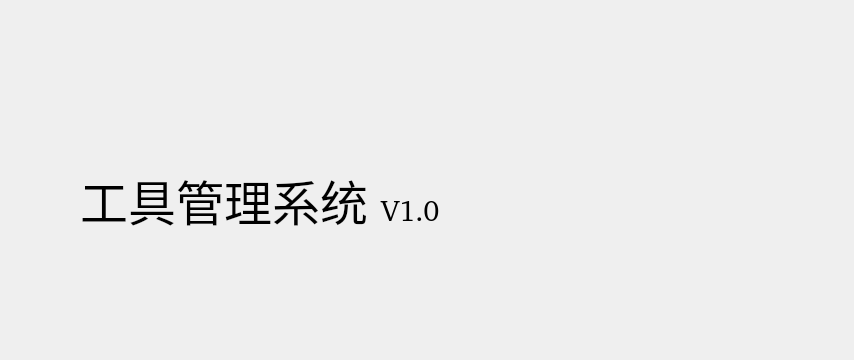
Before: the Qt Designer form QTClient-ARM/welcome.ui in sunjiangbo/gyTool-Manager, drawn with Qt 5; both pictures show x 170 to 1024 and y 0 to 360 of the 1024 by 600 pixel window.
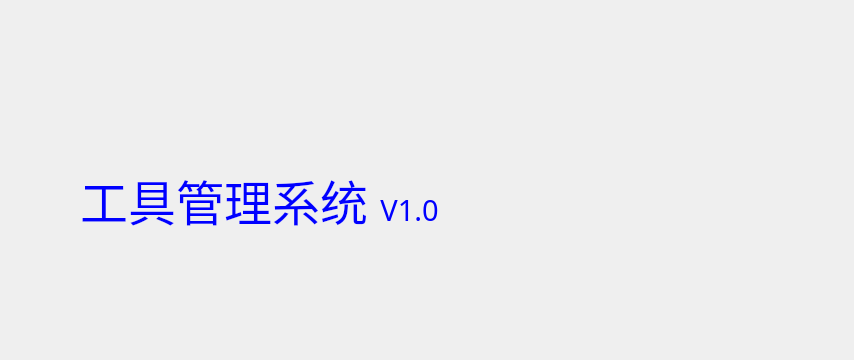
After: the same form once the commit is applied. Icons and pictures are not drawn.

Diff of the .ui file:
```diff
--- a/QTClient-ARM/welcome.ui
+++ b/QTClient-ARM/welcome.ui
@@ -30,12 +30,12 @@
    </property>
    <property name="font">
     <font>
-     <family>Noto Sans [unknown]</family>
-     <pointsize>30</pointsize>
+     <family>方正行楷_GBK</family>
+     <pointsize>36</pointsize>
     </font>
    </property>
    <property name="text">
-    <string>&lt;html&gt;&lt;head/&gt;&lt;body&gt;&lt;p&gt;&lt;span style=&quot; font-size:36pt; color:#000000;&quot;&gt;工具管理系统 &lt;/span&gt;&lt;span style=&quot; font-size:22pt; color:#000000;&quot;&gt;V1.0&lt;/span&gt;&lt;/p&gt;&lt;/body&gt;&lt;/html&gt;</string>
+    <string>&lt;html&gt;&lt;head/&gt;&lt;body&gt;&lt;p&gt;&lt;span style=&quot; color:#0000ff;&quot;&gt;工具管理系统 &lt;/span&gt;&lt;span style=&quot; font-size:22pt; color:#0000ff;&quot;&gt;V1.0&lt;/span&gt;&lt;/p&gt;&lt;/body&gt;&lt;/html&gt;</string>
    </property>
   </widget>
   <widget class="QLabel" name="label_2">
```
